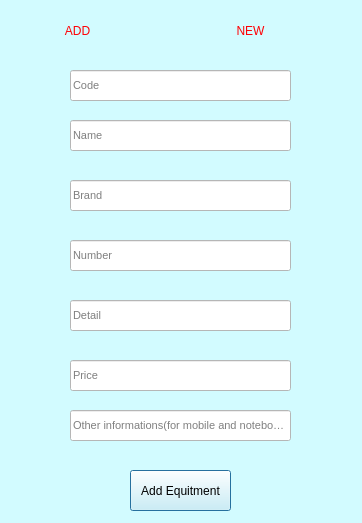
The window that addnewequitment.ui (iam-Abol/Digital-Market-Manager-With-UI) describes before a commit, drawn with Qt 5.
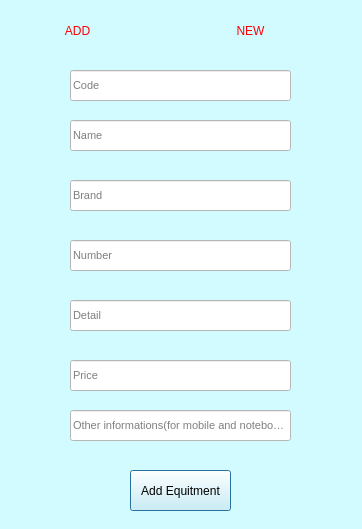
The same window after the commit. Icons and pictures are not drawn.

Patch:
```diff
--- a/addnewequitment.ui
+++ b/addnewequitment.ui
@@ -7,13 +7,19 @@
     <x>0</x>
     <y>0</y>
     <width>362</width>
-    <height>523</height>
+    <height>529</height>
    </rect>
   </property>
   <property name="minimumSize">
    <size>
     <width>362</width>
-    <height>490</height>
+    <height>529</height>
+   </size>
+  </property>
+  <property name="maximumSize">
+   <size>
+    <width>362</width>
+    <height>529</height>
    </size>
   </property>
   <property name="windowTitle">
```
